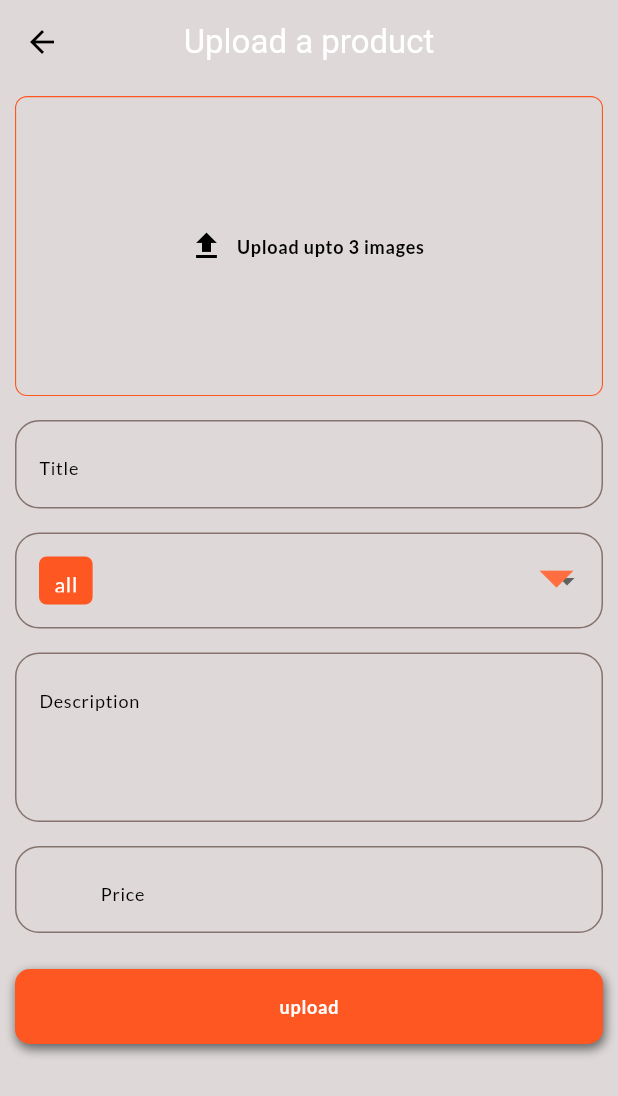
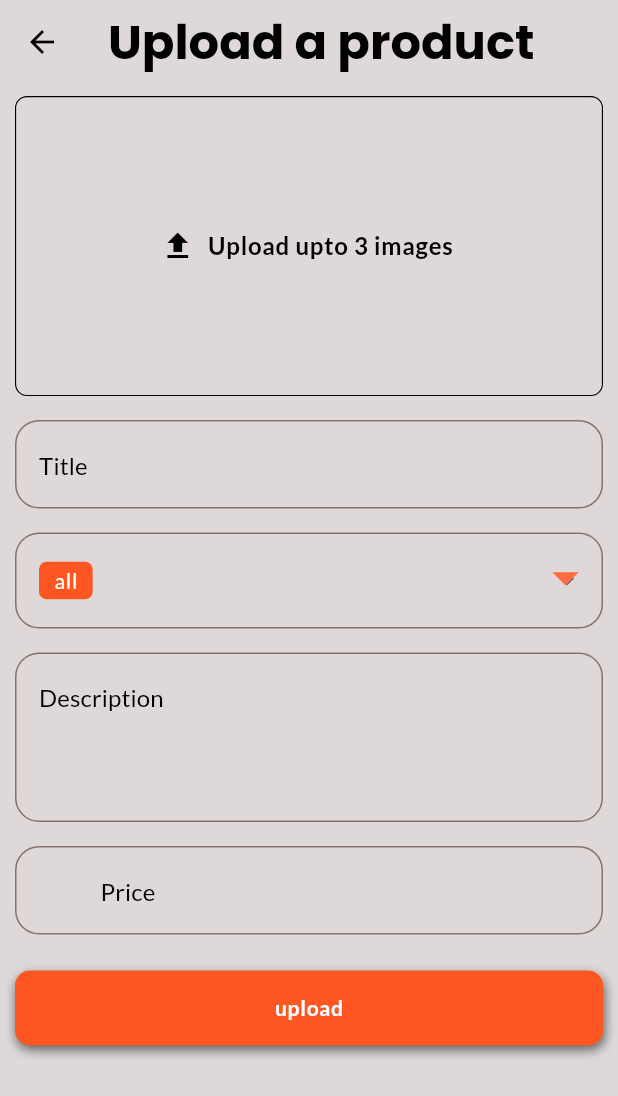
Before and after one commit to KabetEx/KabetEx, a Flutter app: the PostProductPage screen opened directly, on a phone screen of 412 x 824 dp. Shown: the top 1096 px of the screen. Run offline on Flutter 3.47's test engine with Material 3 defaults, Android fonts, the phone set to English and light mode, and no system bars; our stand-ins replace cached_network_image, carousel_slider, flutter_riverpod, flutter_switch, google_fonts, hive and 6 more; accounts and stored records are empty.

Commit message:
ui fixes

```diff
--- a/lib/features/products/presentation/post_product_page.dart
+++ b/lib/features/products/presentation/post_product_page.dart
@@ -131,11 +131,18 @@ class PostProductPageState extends ConsumerState<PostProductPage> {
 
     return Scaffold(
       appBar: AppBar(
-        title: const Text('Upload a product'),
+        title: Text(
+          'Upload a product',
+          style: Theme.of(context).textTheme.titleLarge,
+        ),
         backgroundColor: Theme.of(context).appBarTheme.backgroundColor,
       ),
       backgroundColor: Theme.of(context).scaffoldBackgroundColor,
-      body: Form(
+      body: GestureDetector(
+        onTap: () {
+          FocusScope.of(context).unfocus();
+        },
+        child: Form(
           key: _formKey,
           child: Padding(
             padding: const EdgeInsets.symmetric(horizontal: 10.0, vertical: 8),
@@ -151,8 +158,10 @@ class PostProductPageState extends ConsumerState<PostProductPage> {
                     controller: _titleController,
                     decoration: InputDecoration(
                       hintText: 'Title',
-                    hintStyle: Theme.of(context).textTheme.bodyLarge!.copyWith(
+                      hintStyle: Theme.of(context).textTheme.labelLarge!
+                          .copyWith(
                             color: isDark ? Colors.grey : Colors.black,
+                            fontSize: 16,
                           ),
                       border: OutlineInputBorder(
                         borderRadius: BorderRadius.circular(16),
@@ -160,13 +169,14 @@ class PostProductPageState extends ConsumerState<PostProductPage> {
                     ),
                     style: Theme.of(context).textTheme.labelSmall!.copyWith(
                       fontWeight: FontWeight.bold,
-                    color: Colors.grey[900],
+                      color: isDark ? Colors.white : Colors.grey[900],
                       fontSize: 18,
                       height: 1.5,
                       fontFamily: 'inter',
                     ),
-                  validator: (val) =>
-                      val == null || val.isEmpty ? 'Enter product title' : null,
+                    validator: (val) => val == null || val.isEmpty
+                        ? 'Enter product title'
+                        : null,
                   ),
                   const SizedBox(height: 16),
 
@@ -190,7 +200,7 @@ class PostProductPageState extends ConsumerState<PostProductPage> {
                                   child: Container(
                                     padding: const EdgeInsets.symmetric(
                                       horizontal: 10,
-                                    vertical: 8,
+                                      vertical: 2,
                                     ),
                                     decoration: BoxDecoration(
                                       color: Colors
@@ -225,7 +235,7 @@ class PostProductPageState extends ConsumerState<PostProductPage> {
                         child: Icon(
                           Icons.arrow_drop_down,
                           color: Colors.deepOrangeAccent,
-                        size: 54,
+                          size: 42,
                         ),
                       ),
                     ],
@@ -235,11 +245,15 @@ class PostProductPageState extends ConsumerState<PostProductPage> {
                   // DESCRIPTION
                   TextFormField(
                     controller: _descController,
+                    textCapitalization: TextCapitalization.sentences,
                     decoration: InputDecoration(
                       hintText: 'Description',
-                    hintStyle: Theme.of(context).textTheme.bodyLarge!.copyWith(
+                      hintStyle: Theme.of(context).textTheme.labelLarge!
+                          .copyWith(
                             color: isDark ? Colors.grey : Colors.black,
+                            fontSize: 16,
                           ),
+
                       border: OutlineInputBorder(
                         borderRadius: BorderRadius.circular(16),
                       ),
@@ -247,11 +261,12 @@ class PostProductPageState extends ConsumerState<PostProductPage> {
                     maxLines: 3,
                     //user input text style
                     style: Theme.of(context).textTheme.labelSmall!.copyWith(
-                    fontWeight: FontWeight.bold,
-                    color: Colors.grey[900],
+                      color: isDark
+                          ? const Color.fromARGB(255, 216, 216, 216)
+                          : Colors.grey[900],
                       fontSize: 18,
                       height: 1.5,
-                    fontFamily: 'inter',
+                      fontFamily: 'roboto',
                     ),
                     validator: (val) =>
                         val == null || val.isEmpty ? 'Enter description' : null,
@@ -263,21 +278,28 @@ class PostProductPageState extends ConsumerState<PostProductPage> {
                     controller: _priceController,
                     decoration: InputDecoration(
                       hintText: 'Price',
-                    hintStyle: Theme.of(context).textTheme.bodyLarge!.copyWith(
+                      hintStyle: Theme.of(context).textTheme.labelLarge!
+                          .copyWith(
                             color: isDark ? Colors.grey : Colors.black,
+                            fontSize: 16,
                           ),
                       border: OutlineInputBorder(
                         borderRadius: BorderRadius.circular(16),
                       ),
                       prefixText: 'KSH ',
                       prefixStyle: Theme.of(context).textTheme.labelSmall!
-                        .copyWith(color: Colors.black, fontSize: 18),
+                          .copyWith(
+                            color: isDark ? Colors.grey : Colors.black,
+                            fontSize: 18,
+                          ),
                     ),
                     //user input text style
                     style: Theme.of(context).textTheme.labelSmall!.copyWith(
                       fontWeight: FontWeight.bold,
-                    color: Colors.grey[900],
+                      color: isDark ? Colors.white : Colors.grey[900],
                       fontSize: 18,
+                      height: 1.5,
+                      fontFamily: 'inter',
                     ),
                     keyboardType: TextInputType.number,
                     validator: (val) =>
@@ -329,6 +351,7 @@ class PostProductPageState extends ConsumerState<PostProductPage> {
             ),
           ),
         ),
+      ),
     );
   }
 }
--- a/lib/features/products/widgets/product_image.dart
+++ b/lib/features/products/widgets/product_image.dart
@@ -42,7 +42,10 @@ class _ProductImageState extends ConsumerState<ProductImage> {
       height: 200,
       decoration: BoxDecoration(
         color: Colors.transparent,
-        border: Border.all(color: Colors.deepOrange, width: 0.75),
+        border: Border.all(
+          color: isDark ? Colors.grey : Colors.black,
+          width: 0.75,
+        ),
         borderRadius: BorderRadius.circular(8),
       ),
       child: images.isNotEmpty
@@ -79,6 +82,7 @@ class _ProductImageState extends ConsumerState<ProductImage> {
                   'Upload upto 3 images',
                   style: Theme.of(context).textTheme.bodyLarge!.copyWith(
                     fontWeight: FontWeight.bold,
+                    fontSize: 16,
                     color: isDark ? Colors.white : Colors.black,
                   ),
                 ),
--- a/lib/features/settings/presentations/settings_page.dart
+++ b/lib/features/settings/presentations/settings_page.dart
@@ -39,6 +39,7 @@ class _SettingsPageState extends ConsumerState<SettingsPage> {
               'Theme Prefrences',
               style: Theme.of(context).textTheme.bodyLarge!.copyWith(
                 color: isDarkMode ? Colors.grey : Colors.black,
+                fontSize: 18,
               ),
             ),
           ),
@@ -53,6 +54,7 @@ class _SettingsPageState extends ConsumerState<SettingsPage> {
               style: Theme.of(context).textTheme.bodyLarge!.copyWith(
                 fontWeight: FontWeight.bold,
                 color: isDarkMode ? Colors.white : Colors.black,
+                fontSize: 18,
               ),
             ),
             trailing: Switch(
```
Also changed, not shown: lib/features/products/presentation/my_products_page.dart (+6 -1 lines), lib/features/products/widgets/products_listview.dart (+12 -1 lines), lib/main.dart (+9 -7 lines). Lines whose indentation alone changed are shown as unchanged.
